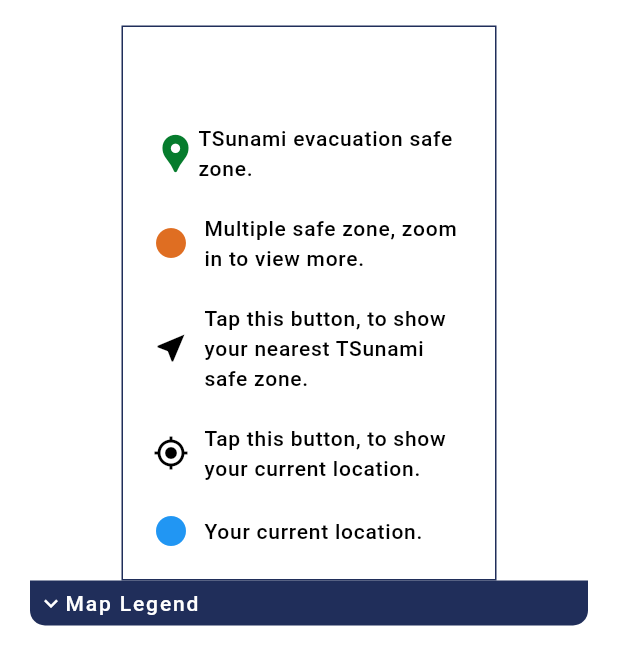
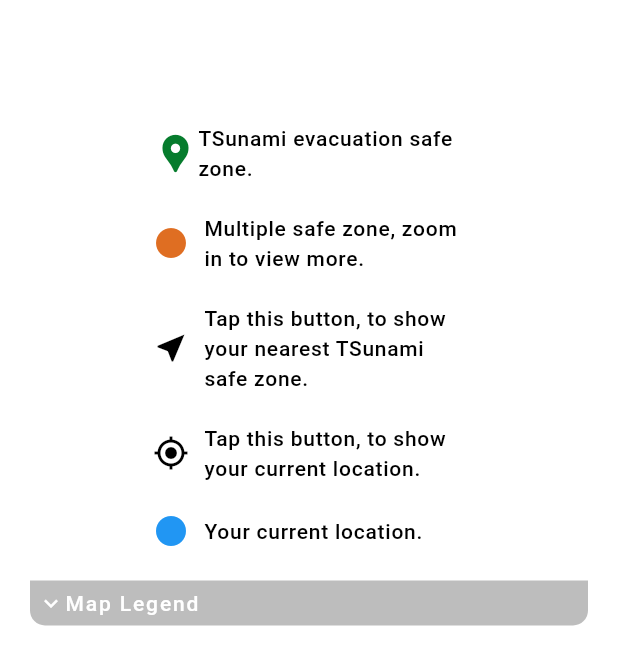
Before and after one commit to SPREP/tms-mobile, a Flutter app: the EvacuationMapLegend widget shown alone on an empty page, opened directly, on a phone screen of 412 x 824 dp. Shown: the top 665 px of the screen. Run offline on Flutter 3.47's test engine with Material 3 defaults, Android fonts, the phone set to English and light mode, and no system bars; our stand-ins replace another_flushbar, cached_network_image, email_validator, firebase_core, firebase_messaging, fl_chart and 12 more; missing offline and left inert: flutter_map_location_marker, flutter_map_supercluster, flutter_phone_direct_caller, humanitarian_icons, location_picker_flutter_map and 2 more; accounts and stored records are empty; generated files the repository leaves out were written again; network calls fail.

Commit message:
Fix the issue with Evacuation map and add permission to open link on browser for android.

```diff
--- a/lib/screens/tk_map_screen.dart
+++ b/lib/screens/tk_map_screen.dart
@@ -168,6 +168,7 @@ class _TkMapScreen extends State<TkMapScreen> {
                             options: MapOptions(
                               initialCenter: LatLng(-21.178986, -175.198242),
                               initialZoom: 8,
+                              keepAlive: true,
                             ),
                             children: [
                               TileLayer(
--- a/lib/widgets/evacuation_map_legend.dart
+++ b/lib/widgets/evacuation_map_legend.dart
@@ -48,8 +48,7 @@ class _EvacuationMapLegendState extends State<EvacuationMapLegend>
               padding: EdgeInsets.all(20.0),
               decoration: BoxDecoration(
                 color: Theme.of(context).scaffoldBackgroundColor,
-                border: Border.all(
-                    color: Theme.of(context).appBarTheme.backgroundColor!),
+                border: Border.all(color: Colors.white),
               ),
               child: Column(
                 mainAxisAlignment: MainAxisAlignment.end,
@@ -133,7 +132,7 @@ class _EvacuationMapLegendState extends State<EvacuationMapLegend>
                     borderRadius: BorderRadius.only(
                         bottomLeft: Radius.circular(10.0),
                         bottomRight: Radius.circular(10.0)),
-                    color: Theme.of(context).appBarTheme.backgroundColor),
+                    color: Colors.black26),
                 child: Row(children: [
                   Icon(
                     pos ? Icons.expand_less : Icons.expand_more,
--- a/pubspec.yaml
+++ b/pubspec.yaml
@@ -17,7 +17,7 @@ publish_to: 'none' # Remove this line if you wish to publish to pub.dev
 # In Windows, build-name is used as the major, minor, and patch parts
 # of the product and file versions while build-number is used as the build suffix.
 
-version: 1.0.6+18
+version: 1.0.7+19
 
 environment:
   sdk: '>=2.19.6 <3.0.0'
```
Also changed, not shown: lib/screens/evacuation_map_screen.dart (+7 -9 lines), 1 other file.
